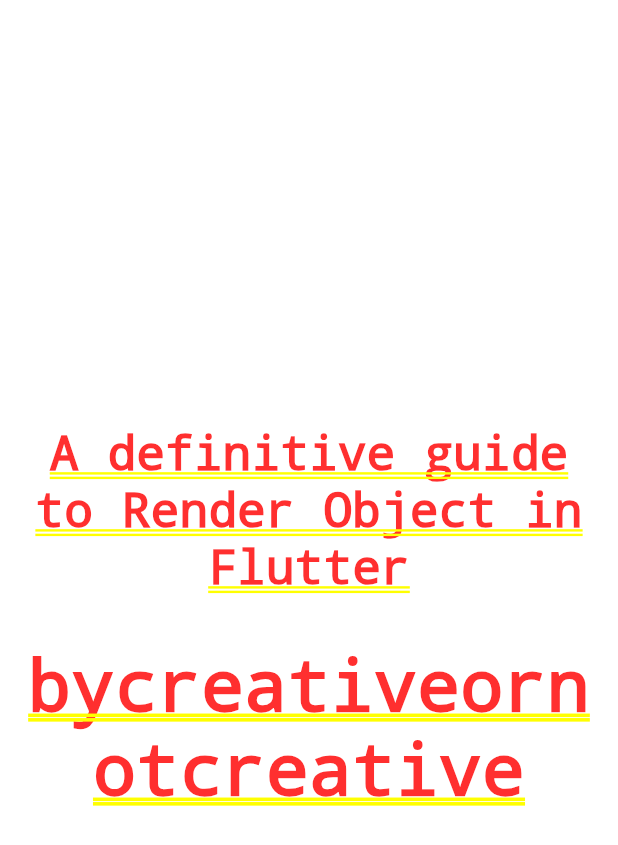
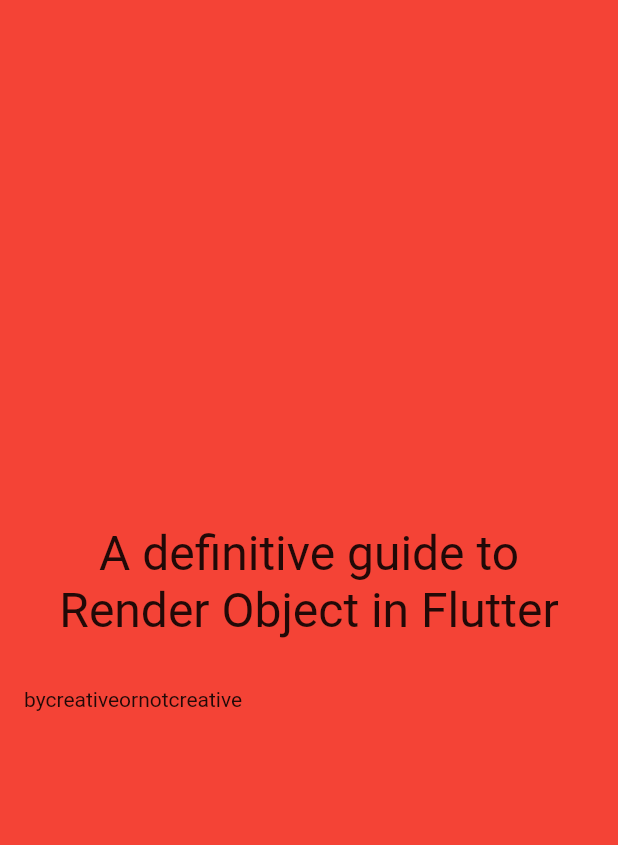
Before and after one commit to SilentCatD/learn_render_object, a Flutter app: the screen it shows after launch, on a phone screen of 412 x 824 dp. Shown: the top 845 px of the screen. Run offline on Flutter 3.47's test engine with Material 2 defaults, Android fonts, the phone set to English and light mode, and no system bars.

Commit message:
layout basic 48:50

```diff
--- /dev/null
+++ b/lib/custom_expanded.dart
@@ -0,0 +1,25 @@
+import 'package:flutter/material.dart';
+import 'package:learn_render_object/custom_column.dart';
+
+class CustomExpanded extends ParentDataWidget<CustomColumnParentData> {
+  const CustomExpanded(
+      {super.key, this.flex = 1, super.child = const SizedBox()})
+      : assert(flex > 0);
+
+  final int flex;
+
+  @override
+  void applyParentData(RenderObject renderObject) {
+    final parentData = renderObject.parentData as CustomColumnParentData;
+    if (parentData.flex != flex) {
+      parentData.flex = flex;
+      final targetObject = renderObject.parent;
+      if (targetObject is RenderObject) {
+        targetObject.markNeedsLayout();
+      }
+    }
+  }
+
+  @override
+  Type get debugTypicalAncestorWidgetClass => CustomColumn;
+}
--- a/lib/main.dart
+++ b/lib/main.dart
@@ -1,4 +1,7 @@
 import 'package:flutter/material.dart';
+import 'package:learn_render_object/custom_expanded.dart';
+
+import 'custom_column.dart';
 
 void main() {
   runApp(const MyApp());
@@ -14,7 +17,7 @@ class MyApp extends StatelessWidget {
       theme: ThemeData(
         primarySwatch: Colors.blue,
       ),
-      home: const MyHomePage(),
+      home: const Scaffold(body: SafeArea(child: MyHomePage())),
     );
   }
 }
@@ -29,9 +32,11 @@ class MyHomePage extends StatefulWidget {
 class _MyHomePageState extends State<MyHomePage> {
   @override
   Widget build(BuildContext context) {
-    return Column(
+    return Container(
+      color: Colors.red,
+      child: CustomColumn(
         children: const [
-         Spacer(),
+          CustomExpanded(),
           Padding(
             padding: EdgeInsets.all(16),
             child: Text(
@@ -46,13 +51,13 @@ class _MyHomePageState extends State<MyHomePage> {
             padding: EdgeInsets.all(16),
             child: Text(
               "bycreativeornotcreative",
-            style: TextStyle(
-            ),
+              style: TextStyle(),
               textAlign: TextAlign.center,
             ),
           ),
-        Spacer(),
+          CustomExpanded(),
         ],
+      ),
     );
   }
 }
```
Also changed, not shown: lib/custom_column.dart (added, +85 -0 lines). Lines whose indentation alone changed are shown as unchanged.
